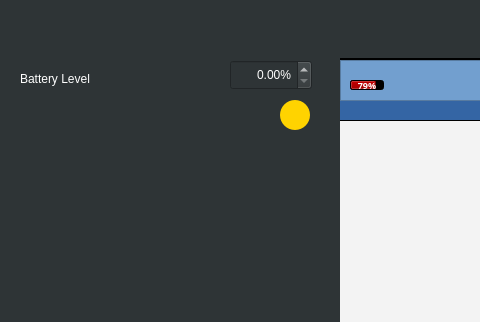
Above: HRV/mainwindow.ui from NirmithDAlmeida/HRV3004Team6 before the change; both pictures show x 0 to 480 and y 0 to 322 of the 1009 by 893 pixel window. Below: the same form after it.
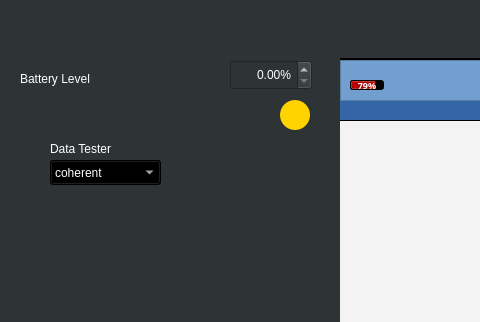
That is the form after the change. Icons and pictures are not drawn. Custom widgets are drawn as their Qt base class.

Commit message: Added Coherent graphing and fixed delays

What changed in the file:
```diff
--- a/HRV/mainwindow.ui
+++ b/HRV/mainwindow.ui
@@ -1173,6 +1173,45 @@
      <string>Battery Level</string>
     </property>
    </widget>
+   <widget class="QComboBox" name="CoherentLevel">
+    <property name="geometry">
+     <rect>
+      <x>50</x>
+      <y>160</y>
+      <width>111</width>
+      <height>25</height>
+     </rect>
+    </property>
+    <property name="autoFillBackground">
+     <bool>false</bool>
+    </property>
+    <property name="styleSheet">
+     <string notr="true">background-color:rgb(0,0,0);</string>
+    </property>
+    <item>
+     <property name="text">
+      <string>coherent</string>
+     </property>
+    </item>
+    <item>
+     <property name="text">
+      <string>Incoherent</string>
+     </property>
+    </item>
+   </widget>
+   <widget class="QLabel" name="label">
+    <property name="geometry">
+     <rect>
+      <x>50</x>
+      <y>140</y>
+      <width>81</width>
+      <height>17</height>
+     </rect>
+    </property>
+    <property name="text">
+     <string>Data Tester</string>
+    </property>
+   </widget>
    <zorder>batteryLevelAdminSpinBox</zorder>
    <zorder>chargeAdminButton</zorder>
    <zorder>batteryLevelAdminLabel</zorder>
```
Left out of the diff: 2 changed lines with no effect on the pictures. The commit also changes 2 other files.
